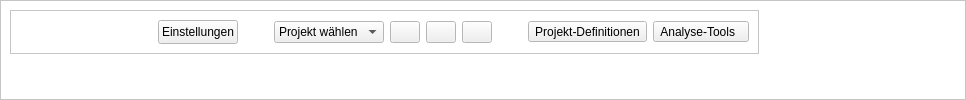
The window that projektcheck/ui/ProjektCheck_dockwidget_base.ui (projektcheck/ProjektCheck-QGIS) describes before a commit, drawn with Qt 5.
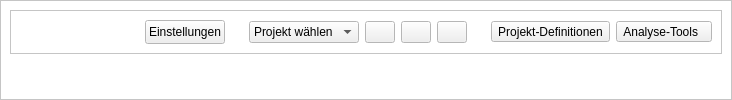
The same window after the commit. Icons and pictures are not drawn.

Commit message: Fix minimum size dockwidget base

Patch:
```diff
--- a/projektcheck/ui/ProjektCheck_dockwidget_base.ui
+++ b/projektcheck/ui/ProjektCheck_dockwidget_base.ui
@@ -6,7 +6,7 @@
    <rect>
     <x>0</x>
     <y>0</y>
-    <width>966</width>
+    <width>732</width>
     <height>100</height>
    </rect>
   </property>
@@ -18,7 +18,7 @@
   </property>
   <property name="minimumSize">
    <size>
-    <width>690</width>
+    <width>732</width>
     <height>100</height>
    </size>
   </property>
@@ -198,7 +198,7 @@
             <item>
              <widget class="QLabel" name="label">
               <property name="sizePolicy">
-               <sizepolicy hsizetype="Maximum" vsizetype="Maximum">
+               <sizepolicy hsizetype="Fixed" vsizetype="Fixed">
                 <horstretch>0</horstretch>
                 <verstretch>0</verstretch>
                </sizepolicy>
@@ -279,7 +279,7 @@
               </property>
               <property name="sizeHint" stdset="0">
                <size>
-                <width>30</width>
+                <width>18</width>
                 <height>17</height>
                </size>
               </property>
@@ -402,8 +402,8 @@
               </property>
               <property name="sizeHint" stdset="0">
                <size>
-                <width>30</width>
-                <height>17</height>
+                <width>18</width>
+                <height>12</height>
                </size>
               </property>
              </spacer>
```
